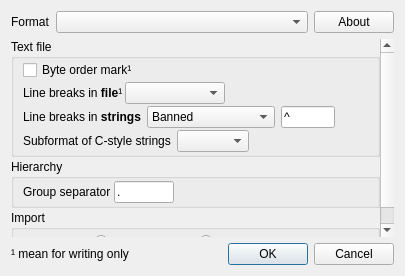
Mercury13/utranslator, file UTranslator/FmFileFormat.ui: the form before one commit.
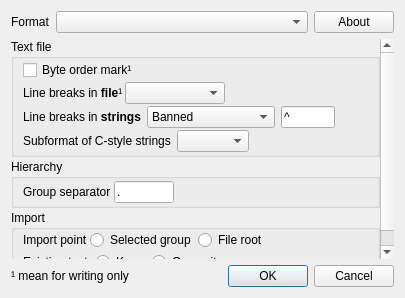
The form after the commit.

Commit message: +import settings

Diff of the .ui file:
```diff
--- a/UTranslator/FmFileFormat.ui
+++ b/UTranslator/FmFileFormat.ui
@@ -7,7 +7,7 @@
     <x>0</x>
     <y>0</y>
     <width>405</width>
-    <height>276</height>
+    <height>298</height>
    </rect>
   </property>
   <property name="windowTitle">
@@ -49,7 +49,7 @@
         <x>0</x>
         <y>0</y>
         <width>387</width>
-        <height>196</height>
+        <height>218</height>
        </rect>
       </property>
       <layout class="QVBoxLayout" name="verticalLayout_2">
@@ -322,9 +322,12 @@
           <string>Import</string>
          </property>
          <layout class="QVBoxLayout" name="verticalLayout_4">
-          <property name="topMargin">
+          <property name="spacing">
            <number>2</number>
           </property>
+          <property name="topMargin">
+           <number>0</number>
+          </property>
           <property name="bottomMargin">
            <number>2</number>
           </property>
@@ -340,7 +343,7 @@
             <item>
              <widget class="QRadioButton" name="radioSelected">
               <property name="text">
-               <string>Current group</string>
+               <string>Selected group</string>
               </property>
               <property name="checked">
                <bool>true</bool>
@@ -369,6 +372,47 @@
             </item>
            </layout>
           </item>
+          <item>
+           <layout class="QHBoxLayout" name="horizontalLayout_8">
+            <item>
+             <widget class="QLabel" name="lbExistingTexts">
+              <property name="text">
+               <string>Existing texts</string>
+              </property>
+             </widget>
+            </item>
+            <item>
+             <widget class="QRadioButton" name="radioExistingKeep">
+              <property name="text">
+               <string>Keep</string>
+              </property>
+              <property name="checked">
+               <bool>true</bool>
+              </property>
+             </widget>
+            </item>
+            <item>
+             <widget class="QRadioButton" name="radioExistingOverwrite">
+              <property name="text">
+               <string>Overwrite</string>
+              </property>
+             </widget>
+            </item>
+            <item>
+             <spacer name="horizontalSpacer_6">
+              <property name="orientation">
+               <enum>Qt::Horizontal</enum>
+              </property>
+              <property name="sizeHint" stdset="0">
+               <size>
+                <width>40</width>
+                <height>20</height>
+               </size>
+              </property>
+             </spacer>
+            </item>
+           </layout>
+          </item>
          </layout>
         </widget>
        </item>
```
Left out of the diff: 6 changed lines with no effect on the pictures.
